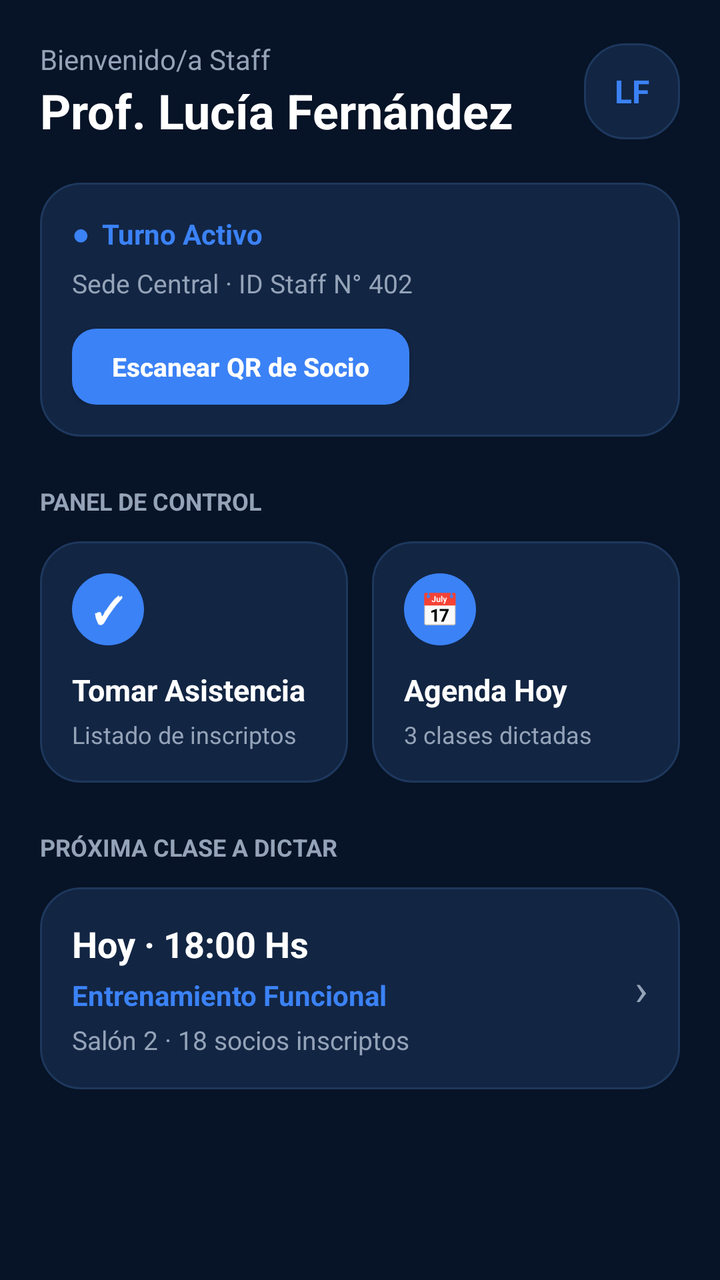
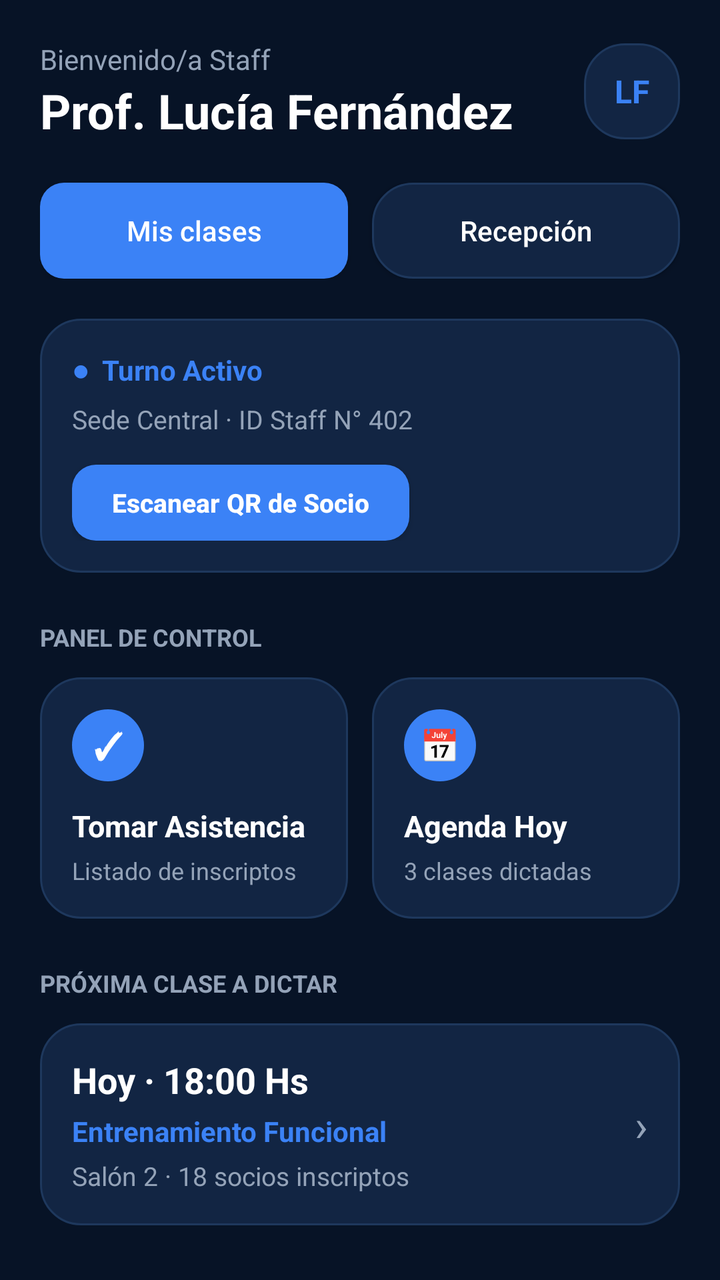

An Android layout rendered at two revisions. The XML below is the earlier revision; the diff shows what the commit changed to produce the second picture.
<!-- AndroidManifest.xml: application theme Theme.AppCompat.DayNight.NoActionBar -->
<!-- res/layout/activity_home_profesor.xml -->
<?xml version="1.0" encoding="utf-8"?>
<ScrollView xmlns:android="http://schemas.android.com/apk/res/android"
    xmlns:app="http://schemas.android.com/apk/res-auto"
    android:layout_width="match_parent"
    android:layout_height="match_parent"
    android:background="#071326"
    android:fillViewport="true">

    <LinearLayout
        android:layout_width="match_parent"
        android:layout_height="wrap_content"
        android:orientation="vertical"
        android:padding="20dp">

        
        <LinearLayout
            android:layout_width="match_parent"
            android:layout_height="wrap_content"
            android:gravity="center_vertical"
            android:orientation="horizontal">

            <LinearLayout
                android:layout_width="0dp"
                android:layout_height="wrap_content"
                android:layout_weight="1"
                android:orientation="vertical">

                <TextView
                    android:layout_width="wrap_content"
                    android:layout_height="wrap_content"
                    android:text="Bienvenido/a Staff"
                    android:textColor="#94A3B8"
                    android:textSize="14sp" />

                <TextView
                    android:id="@+id/tvProfesorName"
                    android:layout_width="wrap_content"
                    android:layout_height="wrap_content"
                    android:text="Prof. Lucía Fernández"
                    android:textColor="#FFFFFF"
                    android:textSize="24sp"
                    android:textStyle="bold" />
            </LinearLayout>

            <TextView
                android:id="@+id/tvAvatarProfesor"
                android:layout_width="48dp"
                android:layout_height="48dp"
                android:background="@drawable/bg_card"
                android:gravity="center"
                android:text="LF"
                android:textColor="#3B82F6"
                android:textSize="16sp"
                android:textStyle="bold" />
        </LinearLayout>

        
        <LinearLayout
            android:layout_width="match_parent"
            android:layout_height="wrap_content"
            android:layout_marginTop="20dp"
            android:background="@drawable/bg_card"
            android:orientation="vertical"
            android:padding="16dp">

            <TextView
                android:layout_width="wrap_content"
                android:layout_height="wrap_content"
                android:text="●  Turno Activo"
                android:textColor="#3B82F6"
                android:textSize="14sp"
                android:textStyle="bold" />

            <TextView
                android:layout_width="wrap_content"
                android:layout_height="wrap_content"
                android:layout_marginTop="6dp"
                android:text="Sede Central · ID Staff N° 402"
                android:textColor="#94A3B8"
                android:textSize="13sp" />

            <androidx.appcompat.widget.AppCompatButton
                android:id="@+id/btnEscanearQr"
                android:layout_width="wrap_content"
                android:layout_height="38dp"
                android:layout_marginTop="14dp"
                android:background="@drawable/bg_badge_blue"
                android:paddingHorizontal="20dp"
                android:text="Escanear QR de Socio"
                android:textAllCaps="false"
                android:textColor="#FFFFFF"
                android:textSize="13sp"
                android:textStyle="bold" />
        </LinearLayout>

        
        <TextView
            android:layout_width="wrap_content"
            android:layout_height="wrap_content"
            android:layout_marginTop="24dp"
            android:text="PANEL DE CONTROL"
            android:textColor="#94A3B8"
            android:textSize="12sp"
            android:textStyle="bold" />

        
        <LinearLayout
            android:layout_width="match_parent"
            android:layout_height="wrap_content"
            android:layout_marginTop="12dp"
            android:orientation="horizontal">

            
            <LinearLayout
                android:id="@+id/btnTomarAsistencia"
                android:layout_width="0dp"
                android:layout_height="wrap_content"
                android:layout_marginEnd="6dp"
                android:layout_weight="1"
                android:background="@drawable/bg_card"
                android:clickable="true"
                android:focusable="true"
                android:orientation="vertical"
                android:padding="16dp">

                <TextView
                    android:layout_width="36dp"
                    android:layout_height="36dp"
                    android:background="@drawable/bg_circle_blue"
                    android:gravity="center"
                    android:text="✓"
                    android:textColor="#FFFFFF"
                    android:textSize="18sp"
                    android:textStyle="bold" />

                <TextView
                    android:layout_width="wrap_content"
                    android:layout_height="wrap_content"
                    android:layout_marginTop="12dp"
                    android:text="Tomar Asistencia"
                    android:textColor="#FFFFFF"
                    android:textSize="15sp"
                    android:textStyle="bold" />

                <TextView
                    android:layout_width="wrap_content"
                    android:layout_height="wrap_content"
                    android:layout_marginTop="4dp"
                    android:text="Listado de inscriptos"
                    android:textColor="#94A3B8"
                    android:textSize="12sp" />
            </LinearLayout>

            
            <LinearLayout
                android:id="@+id/btnMisClasesProfesor"
                android:layout_width="0dp"
                android:layout_height="wrap_content"
                android:layout_marginStart="6dp"
                android:layout_weight="1"
                android:background="@drawable/bg_card"
                android:clickable="true"
                android:focusable="true"
                android:orientation="vertical"
                android:padding="16dp">

                <TextView
                    android:layout_width="36dp"
                    android:layout_height="36dp"
                    android:background="@drawable/bg_circle_blue"
                    android:gravity="center"
                    android:text="📅"
                    android:textColor="#FFFFFF"
                    android:textSize="16sp" />

                <TextView
                    android:layout_width="wrap_content"
                    android:layout_height="wrap_content"
                    android:layout_marginTop="12dp"
                    android:text="Agenda Hoy"
                    android:textColor="#FFFFFF"
                    android:textSize="15sp"
                    android:textStyle="bold" />

                <TextView
                    android:layout_width="wrap_content"
                    android:layout_height="wrap_content"
                    android:layout_marginTop="4dp"
                    android:text="3 clases dictadas"
                    android:textColor="#94A3B8"
                    android:textSize="12sp" />
            </LinearLayout>
        </LinearLayout>

        
        <TextView
            android:layout_width="wrap_content"
            android:layout_height="wrap_content"
            android:layout_marginTop="24dp"
            android:text="PRÓXIMA CLASE A DICTAR"
            android:textColor="#94A3B8"
            android:textSize="12sp"
            android:textStyle="bold" />

        <LinearLayout
            android:id="@+id/btnProximaClaseProfesor"
            android:layout_width="match_parent"
            android:layout_height="wrap_content"
            android:layout_marginTop="12dp"
            android:background="@drawable/bg_card"
            android:clickable="true"
            android:focusable="true"
            android:gravity="center_vertical"
            android:orientation="horizontal"
            android:padding="16dp">

            <LinearLayout
                android:layout_width="0dp"
                android:layout_height="wrap_content"
                android:layout_weight="1"
                android:orientation="vertical">

                <TextView
                    android:layout_width="wrap_content"
                    android:layout_height="wrap_content"
                    android:text="Hoy · 18:00 Hs"
                    android:textColor="#FFFFFF"
                    android:textSize="18sp"
                    android:textStyle="bold" />

                <TextView
                    android:layout_width="wrap_content"
                    android:layout_height="wrap_content"
                    android:layout_marginTop="4dp"
                    android:text="Entrenamiento Funcional"
                    android:textColor="#3B82F6"
                    android:textSize="14sp"
                    android:textStyle="bold" />

                <TextView
                    android:layout_width="wrap_content"
                    android:layout_height="wrap_content"
                    android:layout_marginTop="4dp"
                    android:text="Salón 2 · 18 socios inscriptos"
                    android:textColor="#94A3B8"
                    android:textSize="13sp" />
            </LinearLayout>

            <TextView
                android:layout_width="wrap_content"
                android:layout_height="wrap_content"
                android:text="›"
                android:textColor="#94A3B8"
                android:textSize="22sp" />
        </LinearLayout>

    </LinearLayout>
</ScrollView>
<!-- resources referenced by this layout -->
<resources>
  <!-- drawable bg_badge_blue (drawable) -->
  <?xml version="1.0" encoding="utf-8"?>
  <shape xmlns:android="http://schemas.android.com/apk/res/android"
      android:shape="rectangle">
      <solid android:color="#3B82F6" />
      <corners android:radius="12dp" />
  </shape>
  <!-- drawable bg_card (drawable) -->
  <?xml version="1.0" encoding="utf-8"?>
  <shape xmlns:android="http://schemas.android.com/apk/res/android"
      android:shape="rectangle">
      <solid android:color="#122543" />
      <corners android:radius="20dp" />
      <stroke
          android:width="1dp"
          android:color="#1E385D" />
  </shape>
  <!-- drawable bg_circle_blue (drawable) -->
  <?xml version="1.0" encoding="utf-8"?>
  <shape xmlns:android="http://schemas.android.com/apk/res/android"
      android:shape="oval">
      <solid android:color="#3B82F6" />
  </shape>
</resources>

<!-- the commit's change to res/layout/activity_home_profesor.xml (unified diff, before → after) -->
@@ -52,6 +52,38 @@
                 android:textColor="#3B82F6"
                 android:textSize="16sp"
                 android:textStyle="bold" />
+        </LinearLayout>
+
+        
+        <LinearLayout
+            android:layout_width="match_parent"
+            android:layout_height="wrap_content"
+            android:layout_marginTop="20dp"
+            android:orientation="horizontal">
+
+            <androidx.appcompat.widget.AppCompatButton
+                android:id="@+id/btnSelectorClasesProfesor"
+                android:layout_width="0dp"
+                android:layout_height="wrap_content"
+                android:layout_weight="1"
+                android:layout_marginEnd="6dp"
+                android:minHeight="48dp"
+                android:background="@drawable/bg_badge_blue"
+                android:text="Mis clases"
+                android:textAllCaps="false"
+                android:textColor="#FFFFFF" />
+
+            <androidx.appcompat.widget.AppCompatButton
+                android:id="@+id/btnReceptionProfesor"
+                android:layout_width="0dp"
+                android:layout_height="wrap_content"
+                android:layout_weight="1"
+                android:layout_marginStart="6dp"
+                android:minHeight="48dp"
+                android:background="@drawable/bg_card"
+                android:text="Recepción"
+                android:textAllCaps="false"
+                android:textColor="#FFFFFF" />
         </LinearLayout>
 
         
